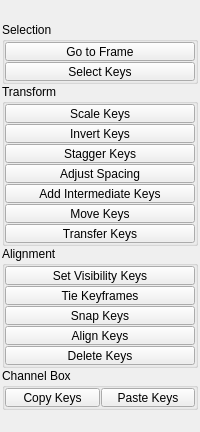
m3trik/tentacle, file tentacle/ui/animation.ui: the form before one commit.
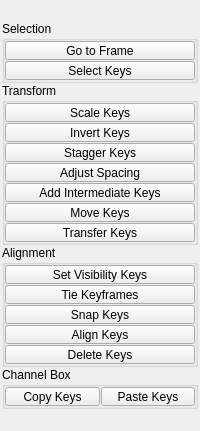
The form after the commit. Custom widgets are drawn as their Qt base class.

```diff
--- a/tentacle/ui/animation.ui
+++ b/tentacle/ui/animation.ui
@@ -55,7 +55,7 @@
         <property name="minimumSize">
          <size>
           <width>0</width>
-          <height>20</height>
+          <height>19</height>
          </size>
         </property>
         <property name="font">
@@ -612,13 +612,13 @@
         <property name="minimumSize">
          <size>
           <width>0</width>
-          <height>20</height>
+          <height>19</height>
          </size>
         </property>
         <property name="maximumSize">
          <size>
           <width>16777215</width>
-          <height>20</height>
+          <height>19</height>
          </size>
         </property>
        </widget>
```
